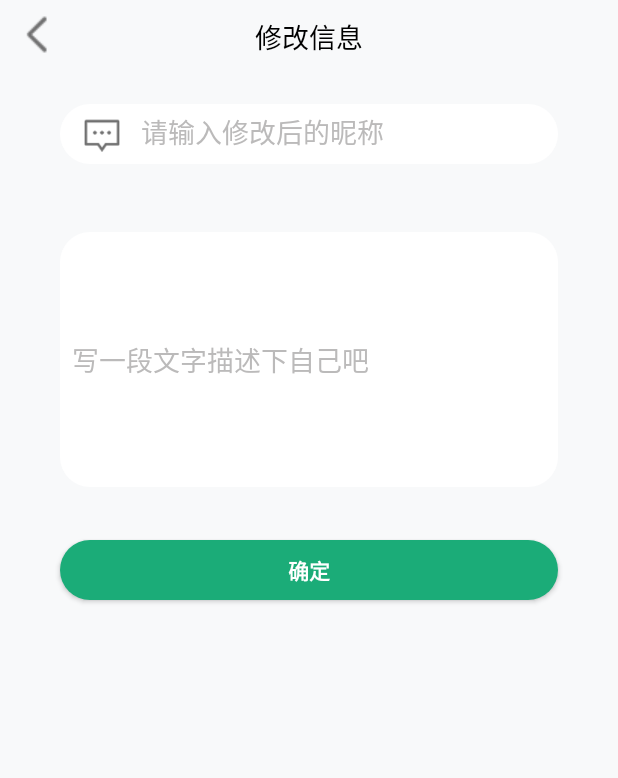
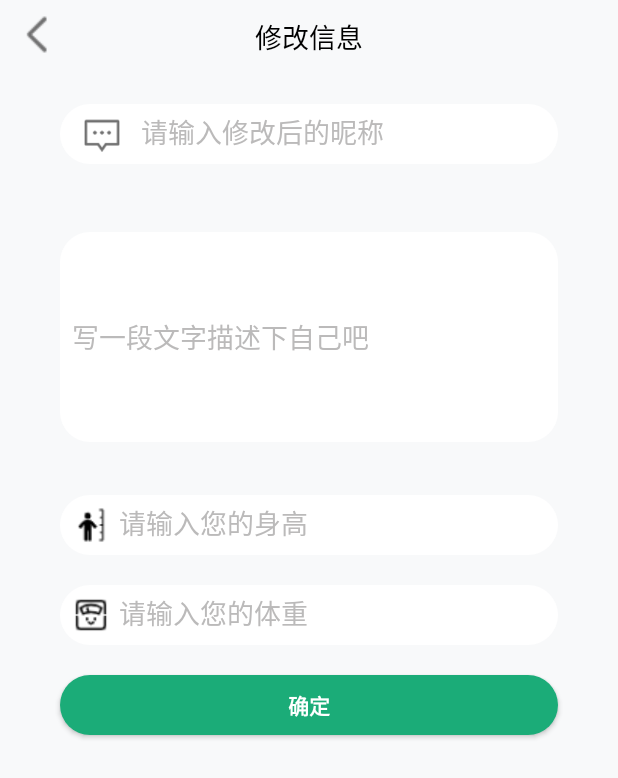
Before and after one commit to hahhaah/PursueLight, an Android app: the ModifyActivity screen opened directly, with no data from a screen before it, on a phone screen of 412 x 824 dp. Shown: the top 778 px of the screen. Run offline under Robolectric (Android 15) with nearby library versions, the phone set to English and light mode, and no system bars; libraries missing offline, so code that uses them is left out: com.blankj.utilcode; 4 statements that could not run were skipped.

Commit message:
暂定终极版本1

```diff
--- a/app/src/main/AndroidManifest.xml
+++ b/app/src/main/AndroidManifest.xml
@@ -26,14 +26,13 @@
         android:supportsRtl="true"
         android:theme="@style/Theme.AppCompat.NoActionBar"
         android:usesCleartextTraffic="true">
-        <activity android:name=".activities.NewTargetActivity"></activity>
 
         <meta-data
             android:name="com.amap.api.v2.apikey"
             android:value="89a760802ac280d13a7e076b2a610b08" />
 
         <activity
-            android:name=".activities.TargetActivity"
+            android:name=".activities.SplashActivity"
             android:configChanges="screenSize|smallestScreenSize|screenLayout|orientation|keyboardHidden"
             android:label="@string/app_name"
             android:screenOrientation="portrait"
@@ -56,6 +55,8 @@
         <activity android:name=".activities.MainActivity" />
         <activity android:name=".activities.RecordActivity" />
         <activity android:name=".activities.ModifyActivity" />
+        <activity android:name=".activities.TargetActivity"/>
+        <activity android:name=".activities.NewTargetActivity"/>
         <activity android:name=".activities.SportMapActivity" />
         <activity android:name=".activities.SportResultActivity" /> <!-- 高德定位服务 -->
         <service android:name="com.amap.api.location.APSService" /> <!-- <meta-data -->
--- a/app/src/main/java/com/example/bottombartest/adapter/TargetAdapter.java
+++ b/app/src/main/java/com/example/bottombartest/adapter/TargetAdapter.java
@@ -12,8 +12,6 @@ import androidx.recyclerview.widget.ItemTouchHelper;
 import androidx.recyclerview.widget.RecyclerView;
 
 import com.example.bottombartest.R;
-import com.example.bottombartest.activities.TargetActivity;
-import com.example.bottombartest.entity.DailyBean;
 import com.example.bottombartest.entity.Target;
 
 import java.util.ArrayList;
--- a/app/src/main/java/com/example/bottombartest/db/RealmHelper.java
+++ b/app/src/main/java/com/example/bottombartest/db/RealmHelper.java
@@ -4,6 +4,7 @@ package com.example.bottombartest.db;
 import com.example.bottombartest.entity.SportMotionRecord;
 import com.example.bottombartest.entity.Target;
 import com.example.bottombartest.entity.UserAccount;
+import com.example.bottombartest.utils.LogUtils;
 
 import java.util.List;
 
@@ -51,7 +52,7 @@ public class RealmHelper implements DBHelper {
 
     if (targetRealm == null) {
       targetRealm = Realm.getInstance(new RealmConfiguration.Builder()
-              //.deleteRealmIfMigrationNeeded()
+              .deleteRealmIfMigrationNeeded()
               .schemaVersion(3)
               .name(DB_TARGET)
               .encryptionKey(getKey(DB_KEY))
@@ -218,7 +219,8 @@ public class RealmHelper implements DBHelper {
       @Override
       public void execute(Realm realm) {
         target.setId(getLargerKey());
-        realm.copyToRealm(target);
+        LogUtils.d("xzw","insert target-->"+target.toString());
+        realm.copyToRealmOrUpdate(target);
       }
     });
   }
--- a/app/src/main/java/com/example/bottombartest/utils/MyConstants.java
+++ b/app/src/main/java/com/example/bottombartest/utils/MyConstants.java
@@ -15,7 +15,8 @@ public class MyConstants {
   //打开相册的请求码
   public static final int REQUEST_PHOTO = 1;
   public static final int REQUEST_REGISTER = 7;
-  public static final int REQUEST_NEW_TARGET = 22;
+  public static final int REQUEST_NEW_TARGET = 11;
+  public static final int REQUEST_MODIFY = 44;
 
   public static final boolean DEBUG = Boolean.parseBoolean("true");
 
@@ -46,4 +47,7 @@ public class MyConstants {
 
   public static final String TIME = "time";
 
+  public static final String WEIGHT = "weight";
+
+  public static final String HEIGHT = "height";
 }
--- a/app/src/main/res/layout/activity_modify_info.xml
+++ b/app/src/main/res/layout/activity_modify_info.xml
@@ -28,7 +28,6 @@
             android:layout_height="wrap_content"/>
 
     </RelativeLayout>
-
 
     <LinearLayout
         android:orientation="horizontal"
@@ -65,7 +64,7 @@
         android:padding="8dp"
         android:background="@drawable/shape_input"
         android:layout_width="match_parent"
-        android:layout_height="170dp">
+        android:layout_height="140dp">
 
         <EditText
             android:id="@+id/input_intro"
@@ -78,6 +77,66 @@
             android:layout_height="match_parent"/>
 
     </LinearLayout>
+
+    <LinearLayout
+        android:orientation="horizontal"
+        android:layout_gravity="center"
+        android:background="@drawable/shape_input"
+        android:layout_marginHorizontal="40dp"
+        android:layout_marginVertical="10dp"
+        android:padding="8dp"
+        android:layout_width="match_parent"
+        android:layout_height="40dp">
+
+        <ImageView
+            android:src="@drawable/height"
+            android:layout_gravity="center_vertical"
+            android:layout_width="wrap_content"
+            android:layout_height="wrap_content"/>
+
+        <EditText
+            android:id="@+id/height_edit"
+            android:background="@null"
+            android:numeric="decimal"
+            android:textColorHint = "@color/colorGrey"
+            android:layout_marginLeft="6dp"
+            android:hint="@string/input_height"
+            android:textColor="@color/colorDarkGrey"
+            android:layout_width="match_parent"
+            android:layout_height="match_parent"/>
+
+    </LinearLayout>
+
+
+    <LinearLayout
+        android:orientation="horizontal"
+        android:layout_gravity="center"
+        android:background="@drawable/shape_input"
+        android:layout_marginHorizontal="40dp"
+        android:layout_marginVertical="10dp"
+        android:padding="8dp"
+        android:layout_width="match_parent"
+        android:layout_height="40dp">
+
+        <ImageView
+            android:src="@drawable/weight"
+            android:layout_gravity="center_vertical"
+            android:layout_width="wrap_content"
+            android:layout_height="wrap_content"/>
+
+        <EditText
+            android:id="@+id/weight_edit"
+            android:layout_width="match_parent"
+            android:layout_height="wrap_content"
+            android:layout_marginLeft="6dp"
+            android:background="@null"
+            android:numeric="decimal"
+            android:hint="@string/input_weight"
+            android:textColor="@color/colorDarkGrey"
+            android:textColorHint="@color/colorGrey" />
+
+    </LinearLayout>
+
 
     <Button
         android:id="@+id/sure_mod"
--- a/app/src/main/res/layout/activity_register.xml
+++ b/app/src/main/res/layout/activity_register.xml
@@ -32,7 +32,7 @@
         android:layout_height="40dp">
 
         <ImageView
-            android:src="@drawable/email"
+            android:src="@drawable/username"
             android:padding="8dp"
             android:layout_gravity="center_vertical"
             android:layout_width="wrap_content"
@@ -41,7 +41,6 @@
         <EditText
             android:id="@+id/reg_name_edit"
             android:background="@null"
-            android:inputType="textEmailAddress"
             android:textColorHint = "@color/colorGrey"
             android:layout_marginLeft="6dp"
             android:hint="@string/input_name"
--- a/app/src/main/res/values/strings.xml
+++ b/app/src/main/res/values/strings.xml
@@ -17,6 +17,9 @@
     <string name="send_code">获取验证码</string>
     <string name="confirm_pwd">再次输入密码</string>
     <string name="input_new_pwd">请输入新的密码</string>
+
+    <string name="input_height">请输入您的身高</string>
+    <string name="input_weight">请输入您的体重</string>
 
     <string name="verify_code">请输入验证码</string>
     <string name="input_name">请输入用户名</string>
```
Also changed, not shown: app/src/main/java/com/example/bottombartest/activities/ModifyActivity.java (+32 -6 lines), app/src/main/java/com/example/bottombartest/activities/SportMapActivity.java (+31 -10 lines), app/src/main/java/com/example/bottombartest/activities/TargetActivity.java (+26 -8 lines), app/src/main/java/com/example/bottombartest/entity/Target.java (+10 -0 lines), app/src/main/java/com/example/bottombartest/fragments/index/IndexFragment.java (+5 -16 lines), app/src/main/java/com/example/bottombartest/fragments/mine/MineFragment.java (+26 -4 lines), app/src/main/res/layout/fragment_mine.xml (+15 -3 lines), app/src/main/res/drawable/a.png (added), app/src/main/res/drawable/height.png (added), app/src/main/res/drawable/run.jpg (added), app/src/main/res/drawable/weight.png (added), app/src/main/res/mipmap-hdpi/mini.png (added).
